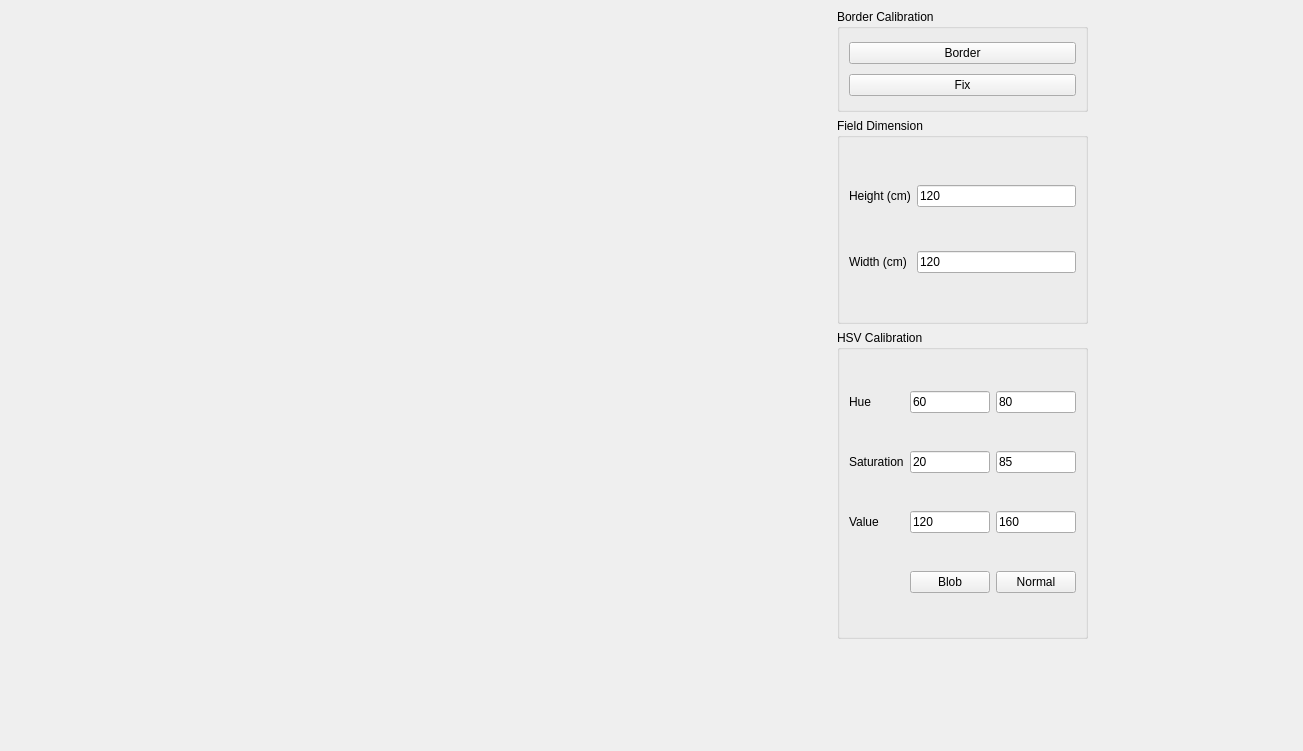
First picture: the form in ImageProcessing-field/mainwindow.ui, repository maralmd78/HideAndSeek-BScProject, before the edit.
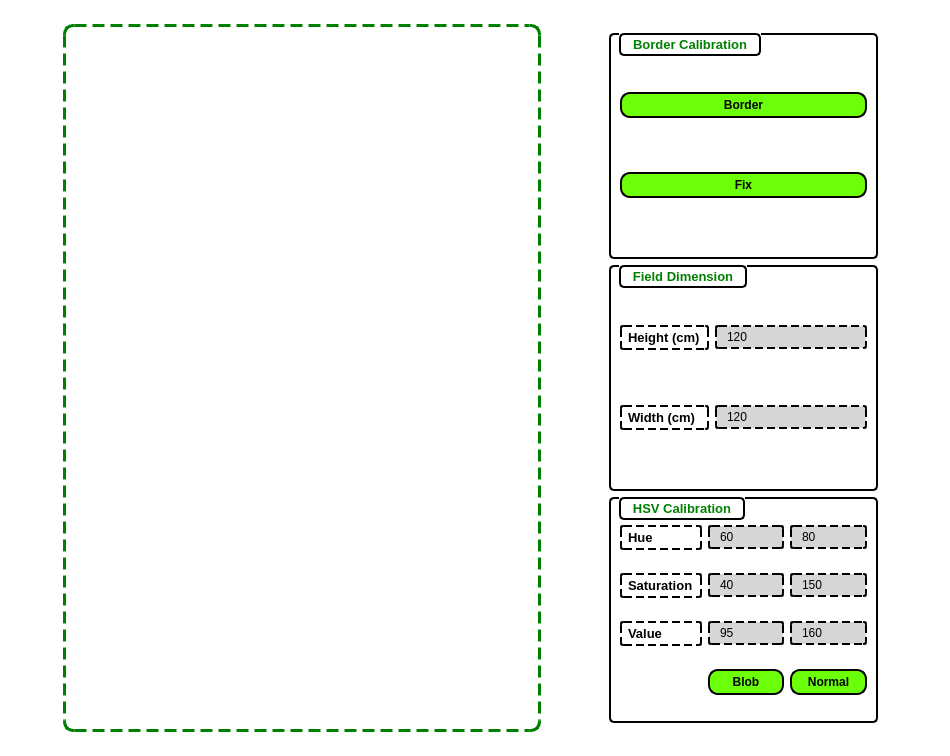
Second picture: the form after the edit.

Commit message: change ui, add timer for sending packets

Patch:
```diff
--- a/ImageProcessing-field/mainwindow.ui
+++ b/ImageProcessing-field/mainwindow.ui
@@ -6,8 +6,8 @@
    <rect>
     <x>0</x>
     <y>0</y>
-    <width>1303</width>
-    <height>751</height>
+    <width>950</width>
+    <height>756</height>
    </rect>
   </property>
   <property name="windowTitle">
@@ -18,10 +18,192 @@
   </property>
   <widget class="QWidget" name="centralwidget">
    <property name="styleSheet">
-    <string notr="true"/>
+    <string notr="true">background-color: white;</string>
    </property>
-   <layout class="QGridLayout" name="gridLayout_3" rowstretch="1,2,3,1" columnstretch="1,3,1,1">
-    <item row="2" column="2">
+   <layout class="QGridLayout" name="gridLayout_3" rowstretch="10,10,10" columnstretch="1,10,1,6,1">
+    <item row="0" column="0" colspan="5">
+     <spacer name="verticalSpacer_2">
+      <property name="orientation">
+       <enum>Qt::Vertical</enum>
+      </property>
+      <property name="sizeHint" stdset="0">
+       <size>
+        <width>918</width>
+        <height>1</height>
+       </size>
+      </property>
+     </spacer>
+    </item>
+    <item row="1" column="0">
+     <spacer name="horizontalSpacer">
+      <property name="orientation">
+       <enum>Qt::Horizontal</enum>
+      </property>
+      <property name="sizeHint" stdset="0">
+       <size>
+        <width>35</width>
+        <height>698</height>
+       </size>
+      </property>
+     </spacer>
+    </item>
+    <item row="1" column="1">
+     <widget class="QLabel" name="label_image">
+      <property name="styleSheet">
+       <string notr="true">QLabel {
+    border: 3px dashed green;
+    border-radius: 10px;
+}</string>
+      </property>
+      <property name="text">
+       <string/>
+      </property>
+     </widget>
+    </item>
+    <item row="1" column="2">
+     <spacer name="horizontalSpacer_4">
+      <property name="orientation">
+       <enum>Qt::Horizontal</enum>
+      </property>
+      <property name="sizeHint" stdset="0">
+       <size>
+        <width>44</width>
+        <height>588</height>
+       </size>
+      </property>
+     </spacer>
+    </item>
+    <item row="1" column="3">
+     <widget class="QWidget" name="widget_config" native="true">
+      <property name="styleSheet">
+       <string notr="true">QGroupBox {
+    border: 2px solid black;
+	border-radius: 5px;
+    margin-top: 1em;
+	font: bold 13px;
+}
+
+QGroupBox::title {
+	border: 2px solid black;
+	border-radius: 5px;
+	color: green;
+    subcontrol-origin: margin;
+    left: 10;
+    padding: 2 10 2 10;
+}
+
+QLabel {
+    border: 2px dashed black;
+    padding: 3px;
+    border-radius: 3px;
+	font: bold 13px;
+}
+
+QLineEdit {
+    border: 2px dashed black;
+    border-radius: 3px;
+    padding: 2 8px;
+    background: rgb(214, 214, 214);
+    selection-background-color: darkgray;
+}
+
+QPushButton {
+    background-color: rgb(107, 255, 10);
+    border: 2px solid black;
+    border-radius: 10px;
+    font: bold 12px;
+    padding: 4px;
+}
+QPushButton:hover {
+    background-color: rgb(15, 172, 0);
+    border: 2px solid black;
+    border-radius: 10px;
+    font: bold 12px;
+    padding: 4px;
+}
+QPushButton:pressed {
+    background-color: rgb(15, 172, 0);
+    border: 3px solid black;
+    border-radius: 10px;
+    font: bold 13px;
+    padding: 4px;
+}
+</string>
+      </property>
+      <layout class="QVBoxLayout" name="verticalLayout_2">
+       <item>
+        <widget class="QGroupBox" name="groupBox">
+         <property name="title">
+          <string>Border Calibration</string>
+         </property>
+         <layout class="QVBoxLayout" name="verticalLayout">
+          <item>
+           <widget class="QPushButton" name="button_border">
+            <property name="sizePolicy">
+             <sizepolicy hsizetype="Preferred" vsizetype="Fixed">
+              <horstretch>0</horstretch>
+              <verstretch>0</verstretch>
+             </sizepolicy>
+            </property>
+            <property name="text">
+             <string>Border</string>
+            </property>
+           </widget>
+          </item>
+          <item>
+           <widget class="QPushButton" name="button_fix">
+            <property name="sizePolicy">
+             <sizepolicy hsizetype="Preferred" vsizetype="Fixed">
+              <horstretch>0</horstretch>
+              <verstretch>0</verstretch>
+             </sizepolicy>
+            </property>
+            <property name="text">
+             <string>Fix</string>
+            </property>
+           </widget>
+          </item>
+         </layout>
+        </widget>
+       </item>
+       <item>
+        <widget class="QGroupBox" name="groupBox_2">
+         <property name="title">
+          <string>Field Dimension</string>
+         </property>
+         <layout class="QGridLayout" name="gridLayout">
+          <item row="0" column="1">
+           <widget class="QLineEdit" name="lineedit_height">
+            <property name="text">
+             <string>120</string>
+            </property>
+           </widget>
+          </item>
+          <item row="1" column="1">
+           <widget class="QLineEdit" name="lineedit_width">
+            <property name="text">
+             <string>120</string>
+            </property>
+           </widget>
+          </item>
+          <item row="1" column="0">
+           <widget class="QLabel" name="label_2">
+            <property name="text">
+             <string>Width (cm)</string>
+            </property>
+           </widget>
+          </item>
+          <item row="0" column="0">
+           <widget class="QLabel" name="label">
+            <property name="text">
+             <string>Height (cm)</string>
+            </property>
+           </widget>
+          </item>
+         </layout>
+        </widget>
+       </item>
+       <item>
      <widget class="QGroupBox" name="groupBox_3">
       <property name="title">
        <string>HSV Calibration</string>
@@ -44,14 +226,14 @@
        <item row="1" column="1">
         <widget class="QLineEdit" name="lineedit_s_min">
          <property name="text">
-          <string>20</string>
+             <string>40</string>
          </property>
         </widget>
        </item>
        <item row="2" column="1">
         <widget class="QLineEdit" name="lineedit_v_min">
          <property name="text">
-          <string>120</string>
+             <string>95</string>
          </property>
         </widget>
        </item>
@@ -64,6 +246,12 @@
        </item>
        <item row="3" column="1">
         <widget class="QPushButton" name="button_blob">
+            <property name="sizePolicy">
+             <sizepolicy hsizetype="Preferred" vsizetype="Fixed">
+              <horstretch>0</horstretch>
+              <verstretch>0</verstretch>
+             </sizepolicy>
+            </property>
          <property name="text">
           <string>Blob</string>
          </property>
@@ -79,7 +267,7 @@
        <item row="1" column="2">
         <widget class="QLineEdit" name="lineedit_s_max">
          <property name="text">
-          <string>85</string>
+             <string>150</string>
          </property>
         </widget>
        </item>
@@ -105,6 +293,12 @@
        </item>
        <item row="3" column="2">
         <widget class="QPushButton" name="button_normal">
+            <property name="sizePolicy">
+             <sizepolicy hsizetype="Preferred" vsizetype="Fixed">
+              <horstretch>0</horstretch>
+              <verstretch>0</verstretch>
+             </sizepolicy>
+            </property>
          <property name="text">
           <string>Normal</string>
          </property>
@@ -120,7 +314,23 @@
       </layout>
      </widget>
     </item>
-    <item row="3" column="2">
+      </layout>
+     </widget>
+    </item>
+    <item row="1" column="4">
+     <spacer name="horizontalSpacer_2">
+      <property name="orientation">
+       <enum>Qt::Horizontal</enum>
+      </property>
+      <property name="sizeHint" stdset="0">
+       <size>
+        <width>35</width>
+        <height>708</height>
+       </size>
+      </property>
+     </spacer>
+    </item>
+    <item row="2" column="0" colspan="5">
      <spacer name="verticalSpacer">
       <property name="orientation">
        <enum>Qt::Vertical</enum>
@@ -133,99 +343,6 @@
       </property>
      </spacer>
     </item>
-    <item row="0" column="1" rowspan="4">
-     <widget class="QLabel" name="label_image">
-      <property name="text">
-       <string/>
-      </property>
-     </widget>
-    </item>
-    <item row="0" column="0" rowspan="4">
-     <spacer name="horizontalSpacer">
-      <property name="orientation">
-       <enum>Qt::Horizontal</enum>
-      </property>
-      <property name="sizeHint" stdset="0">
-       <size>
-        <width>35</width>
-        <height>698</height>
-       </size>
-      </property>
-     </spacer>
-    </item>
-    <item row="1" column="2">
-     <widget class="QGroupBox" name="groupBox_2">
-      <property name="title">
-       <string>Field Dimension</string>
-      </property>
-      <layout class="QGridLayout" name="gridLayout">
-       <item row="0" column="1">
-        <widget class="QLineEdit" name="lineedit_height">
-         <property name="text">
-          <string>120</string>
-         </property>
-        </widget>
-       </item>
-       <item row="1" column="1">
-        <widget class="QLineEdit" name="lineedit_width">
-         <property name="text">
-          <string>120</string>
-         </property>
-        </widget>
-       </item>
-       <item row="1" column="0">
-        <widget class="QLabel" name="label_2">
-         <property name="text">
-          <string>Width (cm)</string>
-         </property>
-        </widget>
-       </item>
-       <item row="0" column="0">
-        <widget class="QLabel" name="label">
-         <property name="text">
-          <string>Height (cm)</string>
-         </property>
-        </widget>
-       </item>
-      </layout>
-     </widget>
-    </item>
-    <item row="0" column="2">
-     <widget class="QGroupBox" name="groupBox">
-      <property name="title">
-       <string>Border Calibration</string>
-      </property>
-      <layout class="QVBoxLayout" name="verticalLayout">
-       <item>
-        <widget class="QPushButton" name="button_border">
-         <property name="text">
-          <string>Border</string>
-         </property>
-        </widget>
-       </item>
-       <item>
-        <widget class="QPushButton" name="button_fix">
-         <property name="text">
-          <string>Fix</string>
-         </property>
-        </widget>
-       </item>
-      </layout>
-     </widget>
-    </item>
-    <item row="0" column="3" rowspan="4">
-     <spacer name="horizontalSpacer_2">
-      <property name="orientation">
-       <enum>Qt::Horizontal</enum>
-      </property>
-      <property name="sizeHint" stdset="0">
-       <size>
-        <width>35</width>
-        <height>708</height>
-       </size>
-      </property>
-     </spacer>
-    </item>
    </layout>
   </widget>
  </widget>
```
Lines whose indentation alone changed are shown as unchanged. The commit also changes 1 other file.
